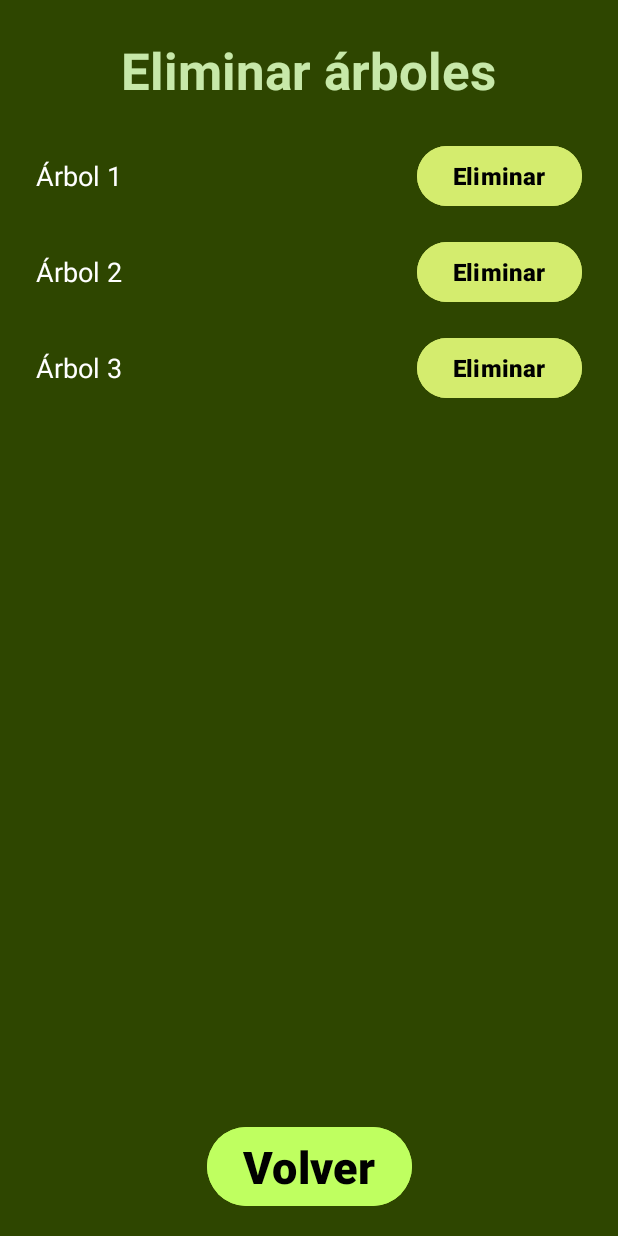
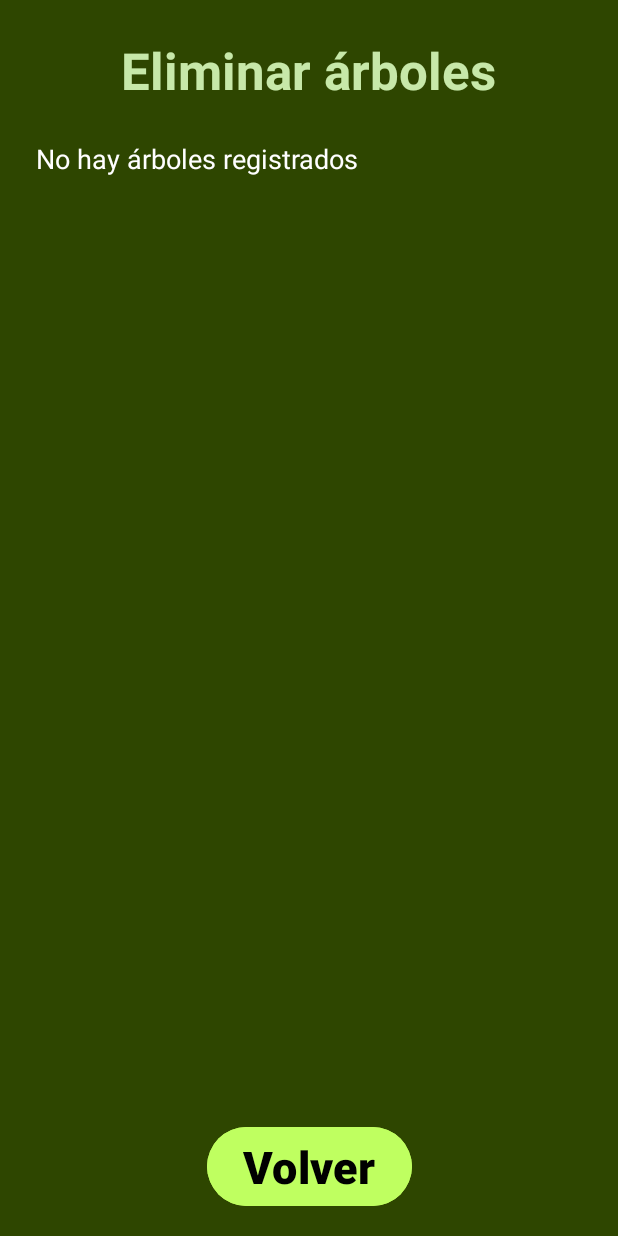
Before and after one commit to Veca-LAG/Forestales, an Android app: the EraseActivity screen opened directly, with no data from a screen before it, on a phone screen of 412 x 824 dp. Run offline under Robolectric (Android 15) with nearby library versions, the phone set to English and light mode, and no system bars.

Commit message:
elimiate arr

```diff
--- a/app/src/main/java/com/example/forestales/DatabaseHelper.java
+++ b/app/src/main/java/com/example/forestales/DatabaseHelper.java
@@ -126,4 +126,25 @@ public class DatabaseHelper extends SQLiteOpenHelper {
         long result = db.insert("registro", null, values);
         return result != -1;
     }
+
+
+    // Método para eliminar un árbol por su ID
+    public boolean deleteTree(int treeId) {
+        SQLiteDatabase db = this.getWritableDatabase();
+        // Primero eliminamos los registros asociados al árbol
+        db.delete("registro", "numeroAcceso = ?", new String[]{String.valueOf(treeId)});
+        // Luego eliminamos el árbol
+        int result = db.delete("Arboles", "numeroAcceso = ?", new String[]{String.valueOf(treeId)});
+        return result > 0;
+    }
+
+    // Método para obtener todos los árboles con más información
+    public Cursor getAllTreesDetailed() {
+        SQLiteDatabase db = this.getReadableDatabase();
+        return db.rawQuery(
+                "SELECT numeroAcceso, nombreComun, nombreCientificoGenero, nombreCientificoEspecie " +
+                        "FROM Arboles ORDER BY nombreComun",
+                null
+        );
+    }
 }
--- a/app/src/main/java/com/example/forestales/EraseActivity.java
+++ b/app/src/main/java/com/example/forestales/EraseActivity.java
@@ -1,16 +1,26 @@
 package com.example.forestales;
 
-import android.content.Intent;
+import android.content.DialogInterface;
+import android.database.Cursor;
 import android.os.Bundle;
+import android.view.LayoutInflater;
+import android.view.View;
 import android.widget.Button;
+import android.widget.LinearLayout;
+import android.widget.TextView;
+import android.widget.Toast;
 
 import androidx.activity.EdgeToEdge;
+import androidx.appcompat.app.AlertDialog;
 import androidx.appcompat.app.AppCompatActivity;
 import androidx.core.graphics.Insets;
 import androidx.core.view.ViewCompat;
 import androidx.core.view.WindowInsetsCompat;
 
 public class EraseActivity extends AppCompatActivity {
+
+    private DatabaseHelper databaseHelper;
+    private LinearLayout listaArboles;
 
     @Override
     protected void onCreate(Bundle savedInstanceState) {
@@ -23,10 +33,64 @@ public class EraseActivity extends AppCompatActivity {
             return insets;
         });
 
+        databaseHelper = new DatabaseHelper(this);
+        listaArboles = findViewById(R.id.listaArboles);
+
+        cargarArboles();
+
         /*boton anterior*/
         Button anteriorButton = findViewById(R.id.btnVolver);
+        anteriorButton.setOnClickListener(v -> finish());
+    }
 
-        anteriorButton.setOnClickListener(v -> finish());
+    private void cargarArboles() {
+        listaArboles.removeAllViews();
+        Cursor cursor = databaseHelper.getAllTreesDetailed();
 
+        if (cursor.getCount() == 0) {
+            TextView tvEmpty = new TextView(this);
+            tvEmpty.setText("No hay árboles registrados");
+            tvEmpty.setTextColor(getResources().getColor(android.R.color.white));
+            tvEmpty.setTextSize(18);
+            listaArboles.addView(tvEmpty);
+            return;
+        }
+
+        while (cursor.moveToNext()) {
+            int id = cursor.getInt(0);
+            String nombreComun = cursor.getString(1);
+            String nombreGenero = cursor.getString(2);
+            String nombreEspecie = cursor.getString(3);
+
+            View itemView = LayoutInflater.from(this).inflate(R.layout.item_arbol, null);
+
+            TextView tvNombre = itemView.findViewById(R.id.tvNombreArbol);
+            Button btnEliminar = itemView.findViewById(R.id.btnEliminar);
+
+            String textoArbol = nombreComun + " (" + nombreGenero + " " + nombreEspecie + ")";
+            tvNombre.setText(textoArbol);
+
+            btnEliminar.setOnClickListener(v -> mostrarDialogoConfirmacion(id, textoArbol));
+
+            listaArboles.addView(itemView);
+        }
+        cursor.close();
+    }
+
+    private void mostrarDialogoConfirmacion(int idArbol, String nombreArbol) {
+        new AlertDialog.Builder(this)
+                .setTitle("Confirmar eliminación")
+                .setMessage("¿Estás seguro de que quieres eliminar el árbol: " + nombreArbol + "?")
+                .setPositiveButton("Eliminar", (dialog, which) -> {
+                    boolean eliminado = databaseHelper.deleteTree(idArbol);
+                    if (eliminado) {
+                        Toast.makeText(EraseActivity.this, "Árbol eliminado correctamente", Toast.LENGTH_SHORT).show();
+                        cargarArboles(); // Recargar la lista
+                    } else {
+                        Toast.makeText(EraseActivity.this, "Error al eliminar el árbol", Toast.LENGTH_SHORT).show();
+                    }
+                })
+                .setNegativeButton("Cancelar", null)
+                .show();
     }
 }
--- a/app/src/main/res/layout/activity_erase.xml
+++ b/app/src/main/res/layout/activity_erase.xml
@@ -32,89 +32,17 @@
                 android:layout_gravity="center_horizontal"
                 android:layout_marginBottom="24dp"
                 android:text="Eliminar árboles"
-                android:textColor="#C7E8A9	"
+                android:textColor="#C7E8A9"
                 android:textSize="34sp"
                 android:textStyle="bold" />
 
-            <!-- Fila Árbol 1 -->
+            <!-- Lista dinámica de árboles -->
             <LinearLayout
+                android:id="@+id/listaArboles"
                 android:layout_width="match_parent"
                 android:layout_height="wrap_content"
-                android:layout_marginBottom="16dp"
-                android:gravity="center_vertical"
-                android:orientation="horizontal">
-
-                <TextView
-                    android:layout_width="0dp"
-                    android:layout_height="wrap_content"
-                    android:layout_weight="1"
-                    android:text="Árbol 1"
-                    android:textColor="@color/white"
-                    android:textSize="18sp" />
-
-                <Button
-                    android:id="@+id/btnEditar1"
-                    android:layout_width="wrap_content"
-                    android:layout_height="wrap_content"
-                    android:backgroundTint="#D4EC6E "
-                    android:text="Eliminar"
-                    android:textColor="@color/black"
-                    android:textSize="16sp"
-                    android:textStyle="bold" />
-            </LinearLayout>
-
-            <!-- Fila Árbol 2 -->
-            <LinearLayout
-                android:layout_width="match_parent"
-                android:layout_height="wrap_content"
-                android:layout_marginBottom="16dp"
-                android:gravity="center_vertical"
-                android:orientation="horizontal">
-
-                <TextView
-                    android:layout_width="0dp"
-                    android:layout_height="wrap_content"
-                    android:layout_weight="1"
-                    android:text="Árbol 2"
-                    android:textColor="@color/white"
-                    android:textSize="18sp" />
-
-                <Button
-                    android:id="@+id/btnEditar2"
-                    android:layout_width="wrap_content"
-                    android:layout_height="wrap_content"
-                    android:backgroundTint="#D4EC6E"
-                    android:text="Eliminar"
-                    android:textColor="#000000"
-                    android:textSize="16sp"
-                    android:textStyle="bold" />
-            </LinearLayout>
-
-            <!-- Fila Árbol 3 -->
-            <LinearLayout
-                android:layout_width="match_parent"
-                android:layout_height="wrap_content"
-                android:layout_marginBottom="32dp"
-                android:gravity="center_vertical"
-                android:orientation="horizontal">
-
-                <TextView
-                    android:layout_width="0dp"
-                    android:layout_height="wrap_content"
-                    android:layout_weight="1"
-                    android:text="Árbol 3"
-                    android:textColor="@color/white"
-                    android:textSize="18sp" />
-
-                <Button
-                    android:id="@+id/btnEditar3"
-                    android:layout_width="wrap_content"
-                    android:layout_height="wrap_content"
-                    android:backgroundTint="#D4EC6E"
-                    android:text="Eliminar"
-                    android:textColor="#000000"
-                    android:textSize="16sp"
-                    android:textStyle="bold" />
+                android:orientation="vertical">
+                <!-- Los elementos se añadirán dinámicamente aquí -->
             </LinearLayout>
         </LinearLayout>
     </ScrollView>
```
